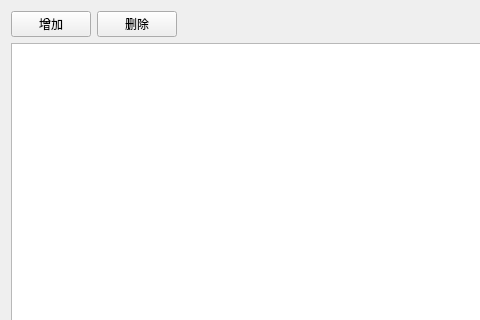
Old version of the form SqlManager/SqlManager/DBTable/DBTable.ui in the repository houhaotian/sqldemo; both pictures show x 0 to 480 and y 0 to 320 of the 873 by 562 pixel window.
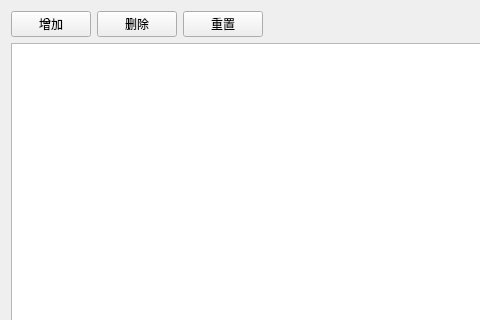
New version of the form.

Diff of the .ui file:
```diff
--- a/SqlManager/SqlManager/DBTable/DBTable.ui
+++ b/SqlManager/SqlManager/DBTable/DBTable.ui
@@ -30,6 +30,13 @@
        </property>
       </widget>
      </item>
+     <item>
+      <widget class="QPushButton" name="resetButton">
+       <property name="text">
+        <string>重置</string>
+       </property>
+      </widget>
+     </item>
      <item>
       <spacer name="horizontalSpacer">
        <property name="orientation">
```
